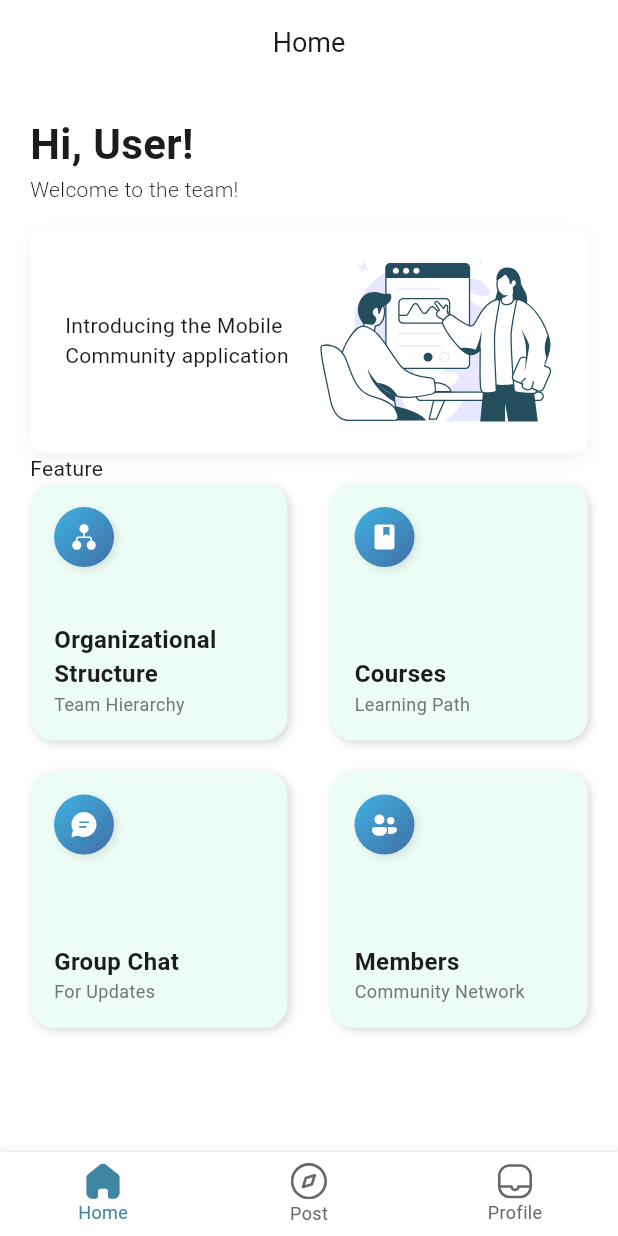
After one commit to Mocap-UinMalang/mocap_app, a Flutter app: the HomePage screen opened by its route, on a phone screen of 412 x 824 dp. The commit adds this screen. Run offline on Flutter 3.47's test engine with Material 3 defaults, Android fonts, the phone set to English and light mode, and no system bars; our stand-ins replace flutter_svg, get_it, go_router.

Commit message:
:star: feat: Navigation & Home - added necessary assets - created a theme directory for app colors - added flutter_svg dependency

```diff
--- a/lib/src/core/router/app_router.dart
+++ b/lib/src/core/router/app_router.dart
@@ -1,6 +1,7 @@
 import 'package:flutter/material.dart';
 import 'package:go_router/go_router.dart';
 import 'package:mocap_app/src/core/router/app_route_enum.dart';
+import 'package:mocap_app/src/features/Home/presentation/pages/home_page.dart';
 import 'package:mocap_app/src/shared/presentation/pages/navigation_page.dart';
 
 /*
@@ -93,9 +94,7 @@ class AppRouter {
                 path: AppRouteEnum.home.path,
                 name: AppRouteEnum.home.name,
                 pageBuilder:
-                    (context, state) => NoTransitionPage(
-                      child: Container(),
-                    ), //TODO Change Page (home)!
+                    (context, state) => NoTransitionPage(child: HomePage()),
                 routes: [
                   GoRoute(
                     parentNavigatorKey: _rootNavigatorKey,
@@ -139,7 +138,7 @@ class AppRouter {
                             (context, state) =>
                                 Container(), //TODO change page (detailCourse)!
                       ),
-                    ]
+                    ],
                   ),
                 ],
               ),
--- /dev/null
+++ b/lib/src/core/theme/app_color.dart
@@ -0,0 +1,25 @@
+import 'package:flutter/material.dart';
+
+class AppColor {
+  static Color backgroundColor = Color(0xFFffffff);
+
+  // TEXT
+  static Color textAccent = Color(0xFF4086A4);
+  static Color textSecondary = Color(0xFF666969);
+
+  // CARD
+  static Color cardAccent = Color(0xFFEDFCF5);
+  // GRADIENT
+  static Gradient primaryGradient = LinearGradient(
+    colors: [Color(0xFF41B2E2), Color(0xFF406EA5)],
+    begin: Alignment.topLeft,
+    end: Alignment.bottomRight,
+  );
+
+  // SHADOW
+  static Color imageShadow = Color(0xFF171D1C).withAlpha((0.16 * 255).toInt());
+  static Color cardShadow = Color(0xFF171D1C).withAlpha((0.06 * 255).toInt());
+  static Color bottomNavbarShadow = Color(
+    0xFF000000,
+  ).withAlpha((0.25 * 255).toInt());
+}
--- a/lib/src/core/utils/constant/icons.dart
+++ b/lib/src/core/utils/constant/icons.dart
@@ -5,3 +5,10 @@ Example:
 const String menuIcon = "assets/icons/menu_icon.svg";
 const String nextIcon = "assets/icons/next_icon.svg";
 */
+const String homeIcon = "assets/icons/home_icon.svg";
+const String postIcon = "assets/icons/post_icon.svg";
+const String profileIcon = "assets/icons/profile_icon.svg";
+const String organizationIcon = "assets/icons/organization_icon.svg";
+const String coursesIcon = "assets/icons/courses_icon.svg";
+const String groupChatIcon = "assets/icons/group_chat_icon.svg";
+const String membersIcon = "assets/icons/member_icon.svg";
--- a/lib/src/core/utils/constant/images.dart
+++ b/lib/src/core/utils/constant/images.dart
@@ -5,3 +5,4 @@ Example:
 const String authIllustration = "assets/images/auth_illustration.png";
 const String noImage = "assets/images/no-image.jpg";
 */
+const String meetingIllustration = "assets/images/Meeting.svg";
--- /dev/null
+++ b/lib/src/features/Home/presentation/pages/home_page.dart
@@ -0,0 +1,86 @@
+import 'package:flutter/material.dart';
+import 'package:mocap_app/src/core/theme/app_color.dart';
+import 'package:mocap_app/src/core/utils/constant/icons.dart';
+import 'package:mocap_app/src/features/Home/presentation/widgets/card_feature.dart';
+import 'package:mocap_app/src/features/Home/presentation/widgets/card_welcome.dart';
+
+class HomePage extends StatelessWidget {
+  const HomePage({super.key});
+
+  @override
+  Widget build(BuildContext context) {
+    return Scaffold(
+      backgroundColor: AppColor.backgroundColor,
+      appBar: AppBar(
+        backgroundColor: AppColor.backgroundColor,
+        title: const Text(
+          'Home',
+          style: TextStyle(fontSize: 18, fontWeight: FontWeight.w400),
+        ),
+        centerTitle: true,
+      ),
+      body: Padding(
+        padding: const EdgeInsets.all(20),
+        child: Column(
+          crossAxisAlignment: CrossAxisAlignment.start,
+          children: [
+            Text(
+              'Hi, User!',
+              style: TextStyle(fontSize: 28, fontWeight: FontWeight.bold),
+            ),
+            Text(
+              'Welcome to the team!',
+              style: TextStyle(fontSize: 14, fontWeight: FontWeight.w300),
+            ),
+            SizedBox(height: 16),
+            CardWelcome(),
+            Text("Feature"),
+            Expanded(
+              child: SingleChildScrollView(
+                child: Column(
+                  children: [
+                    Row(
+                      mainAxisAlignment: MainAxisAlignment.spaceBetween,
+                      children: [
+                        CardFeature(
+                          title: "Organizational Structure",
+                          subtitle: "Team Hierarchy",
+                          iconPath: organizationIcon,
+                          onTap: () {},
+                        ),
+                        CardFeature(
+                          title: "Courses",
+                          subtitle: "Learning Path",
+                          iconPath: coursesIcon,
+                          onTap: () {},
+                        ),
+                      ],
+                    ),
+                    SizedBox(height: 20),
+                    Row(
+                      mainAxisAlignment: MainAxisAlignment.spaceBetween,
+                      children: [
+                        CardFeature(
+                          title: "Group Chat",
+                          subtitle: "For Updates",
+                          iconPath: groupChatIcon,
+                          onTap: () {},
+                        ),
+                        CardFeature(
+                          title: "Members",
+                          subtitle: "Community Network",
+                          iconPath: membersIcon,
+                          onTap: () {},
+                        ),
+                      ],
+                    ),
+                  ],
+                ),
+              ),
+            ),
+          ],
+        ),
+      ),
+    );
+  }
+}
--- /dev/null
+++ b/lib/src/features/Home/presentation/widgets/card_feature.dart
@@ -0,0 +1,84 @@
+import 'package:flutter/material.dart';
+import 'package:flutter_svg/flutter_svg.dart';
+import 'package:mocap_app/src/core/theme/app_color.dart';
+
+class CardFeature extends StatelessWidget {
+  final String title;
+  final String subtitle;
+  final String iconPath;
+  final VoidCallback? onTap;
+
+  const CardFeature({
+    super.key,
+    required this.title,
+    required this.subtitle,
+    required this.iconPath,
+    this.onTap,
+  });
+
+  @override
+  Widget build(BuildContext context) {
+    return InkWell(
+      onTap: onTap,
+      child: Container(
+        padding: const EdgeInsets.all(16),
+        height: MediaQuery.of(context).size.width / 2.4,
+        width: MediaQuery.of(context).size.width / 2.4,
+        decoration: BoxDecoration(
+          color: AppColor.cardAccent,
+          borderRadius: BorderRadius.circular(16),
+          boxShadow: [
+            BoxShadow(
+              color: AppColor.imageShadow,
+              blurRadius: 4,
+              offset: const Offset(2, 2),
+            ),
+          ],
+        ),
+        child: Column(
+          crossAxisAlignment: CrossAxisAlignment.start,
+          mainAxisAlignment: MainAxisAlignment.spaceBetween,
+          children: [
+            Container(
+              padding: const EdgeInsets.all(10),
+              height: 40,
+              width: 40,
+              decoration: BoxDecoration(
+                gradient: AppColor.primaryGradient,
+                shape: BoxShape.circle,
+                boxShadow: [
+                  BoxShadow(
+                    color: Colors.black.withOpacity(0.1),
+                    blurRadius: 4,
+                    offset: const Offset(2, 2),
+                  ),
+                ],
+              ),
+              child: SvgPicture.asset(iconPath, fit: BoxFit.contain),
+            ),
+            Column(
+              crossAxisAlignment: CrossAxisAlignment.start,
+              children: [
+                Text(
+                  title,
+                  style: const TextStyle(
+                    fontSize: 16,
+                    fontWeight: FontWeight.w700,
+                  ),
+                ),
+                Text(
+                  subtitle,
+                  style: TextStyle(
+                    fontSize: 12,
+                    fontWeight: FontWeight.w400,
+                    color: Colors.grey.shade600,
+                  ),
+                ),
+              ],
+            ),
+          ],
+        ),
+      ),
+    );
+  }
+}
--- /dev/null
+++ b/lib/src/features/Home/presentation/widgets/card_welcome.dart
@@ -0,0 +1,45 @@
+import 'package:flutter/material.dart';
+import 'package:flutter_svg/svg.dart';
+import 'package:mocap_app/src/core/theme/app_color.dart';
+import 'package:mocap_app/src/core/utils/constant/images.dart';
+
+class CardWelcome extends StatelessWidget {
+  const CardWelcome({super.key});
+
+  @override
+  Widget build(BuildContext context) {
+    return Container(
+      decoration: BoxDecoration(
+        color: AppColor.backgroundColor,
+        borderRadius: BorderRadius.circular(10),
+        boxShadow: [
+          BoxShadow(
+            color: AppColor.cardShadow,
+            blurRadius: 9,
+            offset: Offset(0, 4),
+          ),
+        ],
+      ),
+      height: 150,
+      width: double.infinity,
+      child: Padding(
+        padding: const EdgeInsets.symmetric(horizontal: 20),
+        child: Row(
+          mainAxisAlignment: MainAxisAlignment.spaceEvenly,
+          children: [
+            Expanded(
+              child: Text(
+                "Introducing the Mobile Community application",
+                style: TextStyle(),
+                maxLines: 3,
+              ),
+            ),
+            Flexible(
+              child: SvgPicture.asset(meetingIllustration, fit: BoxFit.contain),
+            ),
+          ],
+        ),
+      ),
+    );
+  }
+}
--- a/lib/src/shared/presentation/pages/navigation_page.dart
+++ b/lib/src/shared/presentation/pages/navigation_page.dart
@@ -1,11 +1,16 @@
 import 'package:flutter/material.dart';
 import 'package:go_router/go_router.dart';
+import 'package:mocap_app/src/core/theme/app_color.dart';
+import 'package:mocap_app/src/shared/presentation/widgets/custom_bottom_navbar.dart';
 
 class NavigationPage extends StatefulWidget {
   final StatefulNavigationShell navigationShell;
   final GlobalKey<ScaffoldState> scaffoldKey;
-  const NavigationPage({super.key, required this.navigationShell, required this.scaffoldKey});
-
+  const NavigationPage({
+    super.key,
+    required this.navigationShell,
+    required this.scaffoldKey,
+  });
 
   @override
   State<NavigationPage> createState() => _NavigationPageState();
@@ -16,15 +21,21 @@ class _NavigationPageState extends State<NavigationPage> {
 
   //function to change page in Navigation Page
   void goToBranch(int index) {
-    widget.navigationShell.goBranch(index,
-        initialLocation: index == widget.navigationShell.currentIndex);
+    widget.navigationShell.goBranch(
+      index,
+      initialLocation: index == widget.navigationShell.currentIndex,
+    );
   }
 
   @override
   Widget build(BuildContext context) {
-    //TODO Slicing Navigation Page!
-    return Container(
-      child: null,
+    return Scaffold(
+      backgroundColor: AppColor.backgroundColor,
+      body: widget.navigationShell,
+      bottomNavigationBar: CustomBottomNavBar(
+        navigationShell: widget.navigationShell,
+        goToBranch: goToBranch,
+      ),
     );
   }
 }
--- /dev/null
+++ b/lib/src/shared/presentation/widgets/custom_bottom_navbar.dart
@@ -0,0 +1,71 @@
+import 'package:flutter/material.dart';
+import 'package:flutter_svg/flutter_svg.dart';
+import 'package:go_router/go_router.dart';
+import 'package:mocap_app/src/core/theme/app_color.dart';
+import 'package:mocap_app/src/core/utils/constant/icons.dart';
+
+class CustomBottomNavBar extends StatelessWidget {
+  final StatefulNavigationShell navigationShell;
+  final void Function(int) goToBranch;
+
+  const CustomBottomNavBar({
+    super.key,
+    required this.navigationShell,
+    required this.goToBranch,
+  });
+
+  @override
+  Widget build(BuildContext context) {
+    final int currentIndex = navigationShell.currentIndex;
+
+    return Container(
+      decoration: BoxDecoration(
+        boxShadow: [
+          BoxShadow(
+            color: AppColor.bottomNavbarShadow,
+            blurRadius: 2,
+            spreadRadius: 1,
+            offset: const Offset(0, 2),
+          ),
+        ],
+      ),
+      child: BottomNavigationBar(
+        iconSize: 28,
+        selectedItemColor: AppColor.textAccent,
+        unselectedItemColor: AppColor.textSecondary,
+        showSelectedLabels: true,
+        showUnselectedLabels: true,
+        backgroundColor: Colors.white,
+        currentIndex: currentIndex,
+        selectedLabelStyle: const TextStyle(fontSize: 12),
+        unselectedLabelStyle: const TextStyle(fontSize: 12),
+        onTap: (index) {
+          goToBranch(index);
+        },
+        items: [
+          _bottomNavbarItem(homeIcon, currentIndex == 0, 'Home'),
+          _bottomNavbarItem(postIcon, currentIndex == 1, 'Post'),
+          _bottomNavbarItem(profileIcon, currentIndex == 2, 'Profile'),
+        ],
+      ),
+    );
+  }
+
+  // Helper BottomNavigationBarItem
+  BottomNavigationBarItem _bottomNavbarItem(
+    String iconPath,
+    bool isSelected,
+    String label,
+  ) {
+    return BottomNavigationBarItem(
+      icon: SvgPicture.asset(
+        iconPath,
+        colorFilter: ColorFilter.mode(
+          isSelected ? AppColor.textAccent : AppColor.textSecondary,
+          BlendMode.srcIn,
+        ),
+      ),
+      label: label,
+    );
+  }
+}
```
Also changed, not shown: pubspec.yaml (+12 -18 lines), assets/icons/courses_icon.svg (added), assets/icons/group_chat_icon.svg (added), assets/icons/home_icon.svg (added), assets/icons/member_icon.svg (added), assets/icons/organization_icon.svg (added), assets/icons/post_icon.svg (added), assets/icons/profile_icon.svg (added), assets/images/Meeting.svg (added), pubspec.lock, 1 other file.
